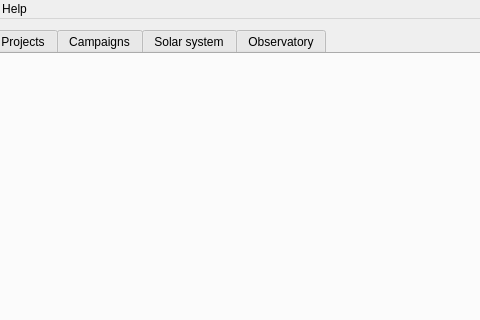
This is nightscribe/gui/ui/main_window.ui in irydeo/nightscribe as Qt 5 draws it before an edit; both pictures show x 84 to 564 and y 0 to 320 of the 1200 by 800 pixel window. The edited form follows.
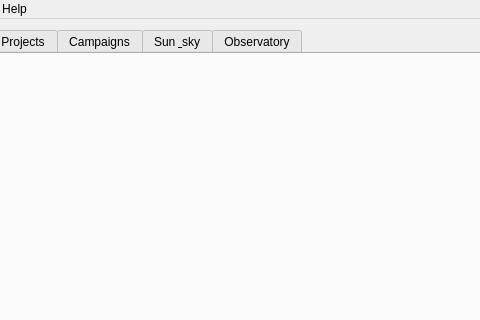
This is the edited form.

Commit message: gui: ADR-036 S1+S2+S3 — Solar tab renamed to 'Sun & sky' with the impact-on-your-night line, the social PNG CTA (sun_panel, observatory watermark), and the bilingual sky-post draft (narrative.sky_draft + copyable dialog)

```diff
--- a/nightscribe/gui/ui/main_window.ui
+++ b/nightscribe/gui/ui/main_window.ui
@@ -23,7 +23,7 @@
        <attribute name="title"><string>Campaigns</string></attribute>
       </widget>
       <widget class="QWidget" name="tab_solar">
-       <attribute name="title"><string>Solar system</string></attribute>
+       <attribute name="title"><string>Sun &amp; sky</string></attribute>
       </widget>
       <widget class="QWidget" name="tab_observatory">
        <attribute name="title"><string>Observatory</string></attribute>
```
The commit also changes 5 other files.
